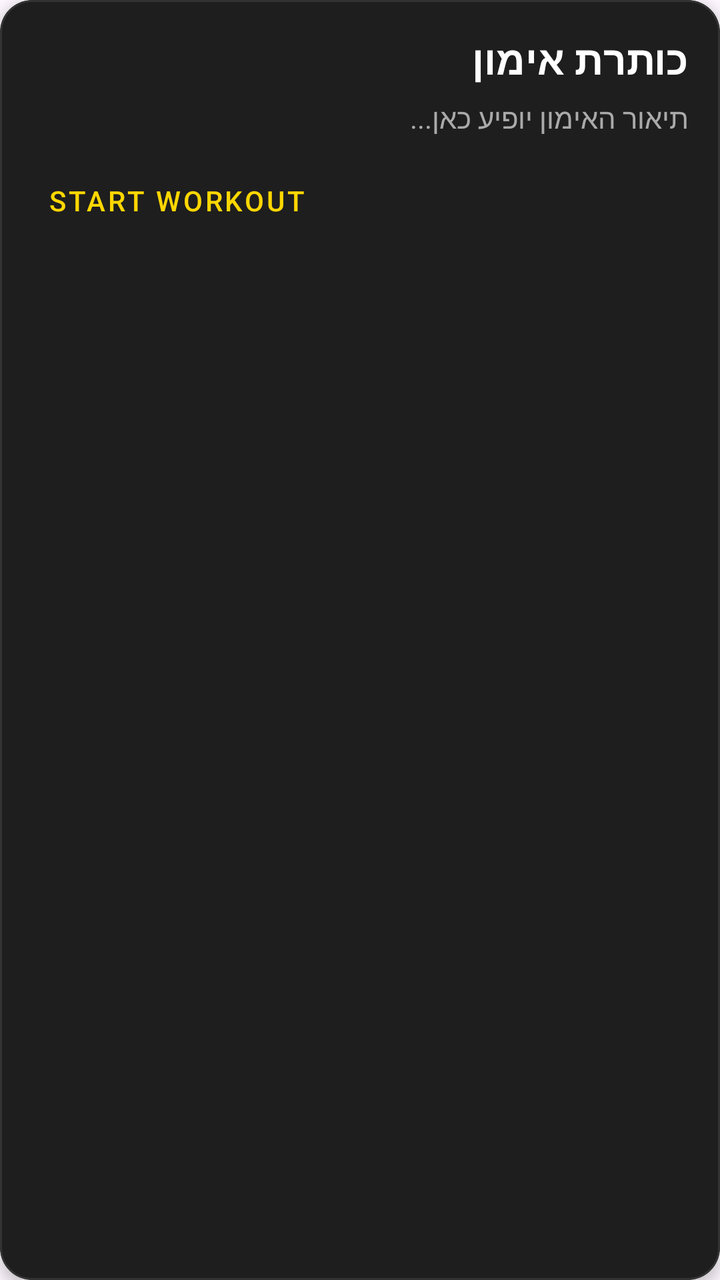
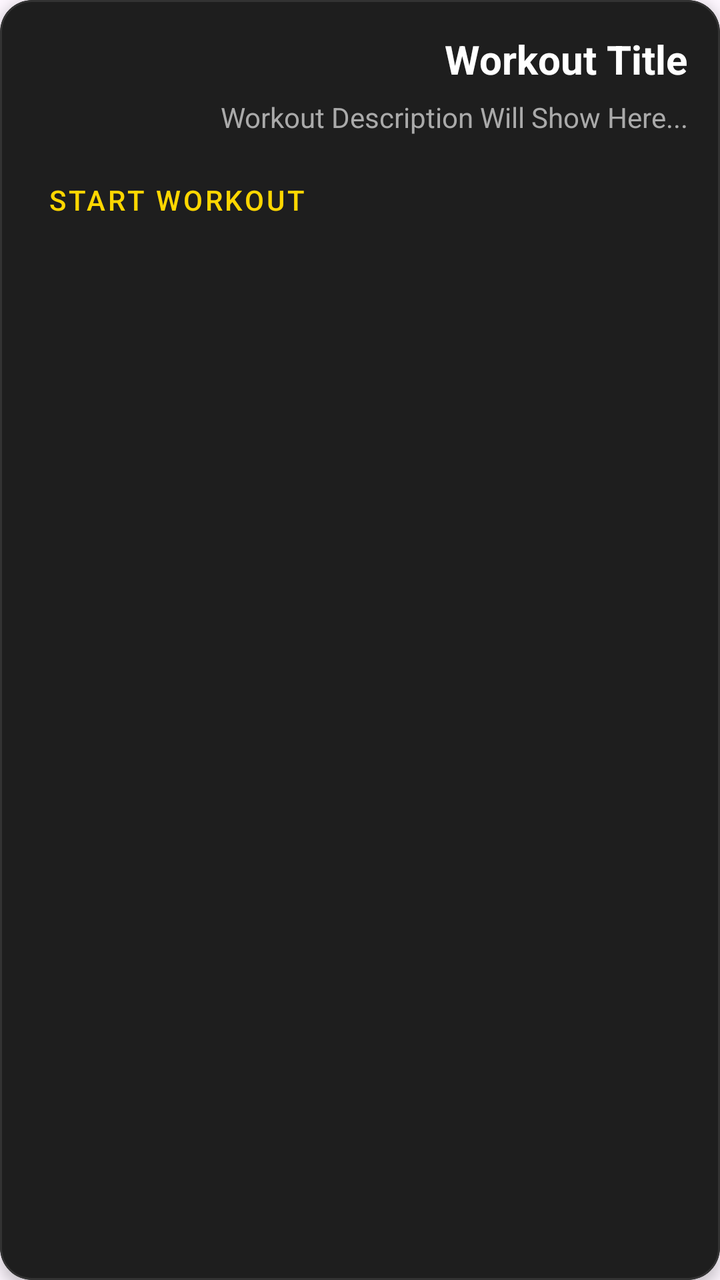

Two renders of the same Android screen: before a commit and after it. Below are the layout's source before the change and the commit's diff.
<!-- AndroidManifest.xml: application theme Theme.PeakFitA -->
<!-- res/layout/workout_item.xml -->
<?xml version="1.0" encoding="utf-8"?>
<com.google.android.material.card.MaterialCardView
    xmlns:android="http://schemas.android.com/apk/res/android"
    xmlns:app="http://schemas.android.com/apk/res-auto"
    android:layout_width="match_parent"
    android:layout_height="wrap_content"
    android:layout_marginHorizontal="8dp"
    android:layout_marginVertical="6dp"
    app:cardBackgroundColor="#1E1E1E"
    app:cardCornerRadius="16dp"
    app:cardElevation="4dp"
    app:strokeColor="#333333"
    app:strokeWidth="1dp"
    android:layoutDirection="rtl">

    <LinearLayout
        android:layout_width="match_parent"
        android:layout_height="wrap_content"
        android:orientation="vertical"
        android:padding="16dp">

        <TextView
            android:id="@+id/tvWorkoutTitle"
            android:layout_width="wrap_content"
            android:layout_height="wrap_content"
            android:text="כותרת אימון"
            android:textSize="20sp"
            android:textStyle="bold"
            android:textColor="#FFFFFF" />

        <TextView
            android:id="@+id/tvWorkoutDesc"
            android:layout_width="wrap_content"
            android:layout_height="wrap_content"
            android:text="תיאור האימון יופיע כאן..."
            android:textSize="14sp"
            android:textColor="#AAAAAA"
            android:layout_marginTop="6dp" />

        <com.google.android.material.button.MaterialButton
            android:id="@+id/btnStartWorkout"
            style="@style/Widget.MaterialComponents.Button.TextButton"
            android:layout_width="wrap_content"
            android:layout_height="wrap_content"
            android:text="START WORKOUT"
            android:textColor="#FFD700"
            android:layout_gravity="end"
            android:layout_marginTop="8dp" />

    </LinearLayout>

</com.google.android.material.card.MaterialCardView>
<!-- resources referenced by this layout -->
<resources>
  <style name="Theme.PeakFitA" parent="Base.Theme.PeakFitA" />
  <style name="Base.Theme.PeakFitA" parent="Theme.Material3.DayNight.NoActionBar">
          
          
      </style>
</resources>

<!-- the commit's change to res/layout/workout_item.xml (unified diff, before → after) -->
@@ -23,7 +23,7 @@
             android:id="@+id/tvWorkoutTitle"
             android:layout_width="wrap_content"
             android:layout_height="wrap_content"
-            android:text="כותרת אימון"
+            android:text="Workout Title"
             android:textSize="20sp"
             android:textStyle="bold"
             android:textColor="#FFFFFF" />
@@ -32,7 +32,7 @@
             android:id="@+id/tvWorkoutDesc"
             android:layout_width="wrap_content"
             android:layout_height="wrap_content"
-            android:text="תיאור האימון יופיע כאן..."
+            android:text="Workout Description Will Show Here..."
             android:textSize="14sp"
             android:textColor="#AAAAAA"
             android:layout_marginTop="6dp" />
